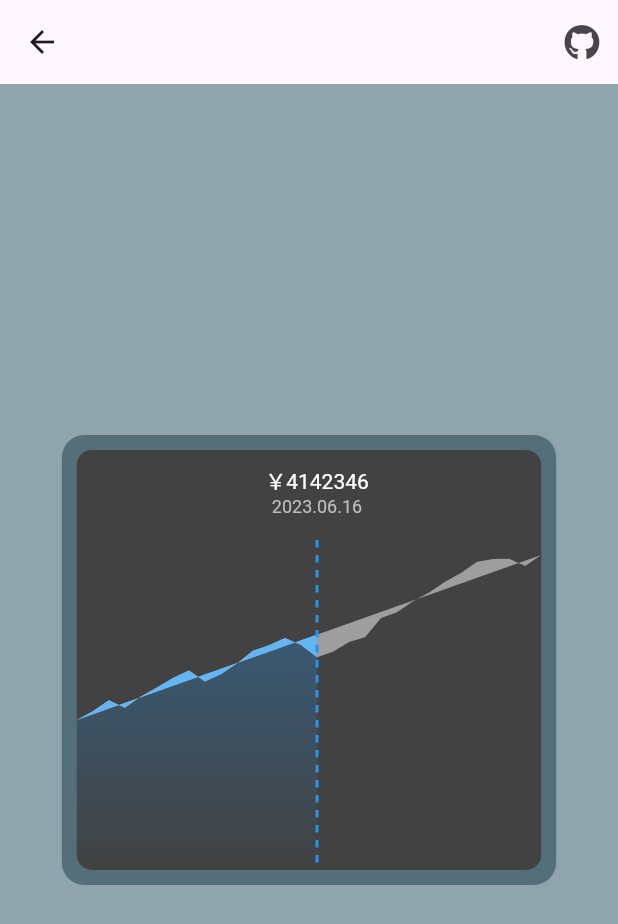
After one commit to shogoisaji/ui_playground_134, a Flutter app: the screen it shows after launch, after a tap on "m_line_chart", on a phone screen of 412 x 824 dp. The commit adds this screen. Shown: the top 924 px of the screen. Run offline on Flutter 3.47's test engine with Material 3 defaults, Android fonts, the light colour scheme and no system bars; our stand-ins replace font_awesome_flutter, go_router.

Commit message:
feat: add line chart

```diff
--- /dev/null
+++ b/lib/pages/m_line_chart/chart_data.dart
@@ -0,0 +1,12 @@
+class ChartData {
+  final DateTime date;
+  final double? value;
+  const ChartData({required this.date, this.value});
+
+  factory ChartData.fromJson(Map<String, dynamic> json) {
+    return ChartData(
+      date: DateTime.parse(json['date']),
+      value: json['value']?.toDouble(),
+    );
+  }
+}
--- /dev/null
+++ b/lib/pages/m_line_chart/chart_widget.dart
@@ -0,0 +1,234 @@
+import 'package:flutter/material.dart';
+import 'package:ui_playground_134/pages/m_line_chart/chart_data.dart';
+import 'package:ui_playground_134/strings.dart';
+
+class ChartWidget extends StatefulWidget {
+  final double width;
+  final double height;
+  final List<ChartData> data;
+  const ChartWidget({
+    super.key,
+    required this.width,
+    required this.height,
+    required this.data,
+  });
+
+  @override
+  State<ChartWidget> createState() => _ChartWidgetState();
+}
+
+class _ChartWidgetState extends State<ChartWidget> {
+  ChartData maxChartData = ChartData(date: DateTime.now(), value: 0);
+  ChartData minChartData = ChartData(date: DateTime.now(), value: 0);
+
+  int _selectedIndex = 0;
+
+  void initializeData() {
+    /// 最大値、最小値をセット
+    final nonNullData = widget.data.where((item) => item.value != null);
+    maxChartData = nonNullData
+        .reduce((max, item) => item.value! > max.value! ? item : max);
+    minChartData = nonNullData
+        .reduce((min, item) => item.value! < min.value! ? item : min);
+
+    /// indexの初期値をセット
+    _selectedIndex = widget.data.length ~/ 2;
+  }
+
+  @override
+  void initState() {
+    super.initState();
+    initializeData();
+  }
+
+  @override
+  Widget build(BuildContext context) {
+    return Container(
+      width: widget.width,
+      height: widget.height,
+      padding: const EdgeInsets.all(10),
+      decoration: BoxDecoration(
+        color: Colors.blueGrey.shade600,
+        borderRadius: BorderRadius.circular(15),
+      ),
+      child: GestureDetector(
+        onPanUpdate: (details) {
+          final oneSpan = (widget.width - 20) / widget.data.length;
+          final newIndex = (details.localPosition.dx ~/ oneSpan).clamp(
+            0,
+            widget.data.length - 1,
+          );
+          setState(() {
+            _selectedIndex = newIndex;
+          });
+        },
+        child: Container(
+          decoration: BoxDecoration(
+            color: Colors.grey.shade800,
+            borderRadius: BorderRadius.circular(10),
+          ),
+          child: CustomPaint(
+            painter: ChartPainter(
+              data: widget.data.take(150).toList(),
+              maxValue: maxChartData.value!,
+              minValue: minChartData.value!,
+              selectedIndex: _selectedIndex,
+            ),
+          ),
+        ),
+      ),
+    );
+  }
+}
+
+class ChartPainter extends CustomPainter {
+  final List<ChartData> data;
+  final double maxValue;
+  final double minValue;
+  final double underOffset;
+  final double upperOffset;
+  final int selectedIndex;
+  const ChartPainter({
+    required this.data,
+    required this.maxValue,
+    required this.minValue,
+    this.underOffset = 100.0,
+    this.upperOffset = 70.0,
+    required this.selectedIndex,
+  });
+
+  Path _createChartPath(Size size) {
+    final spanWidth = size.width / (data.length - 1);
+    final path = Path();
+    for (int i = 0; i < data.length; i++) {
+      final x = spanWidth * i;
+      final y = size.height -
+          (size.height - underOffset - upperOffset) *
+              (data[i].value! - minValue) /
+              (maxValue - minValue) -
+          underOffset;
+      if (i == 0) {
+        path.moveTo(x, y);
+      } else {
+        path.lineTo(x, y);
+      }
+    }
+    return path;
+  }
+
+  void _paintChart(Canvas canvas, Size size, Path chartPath, double maskWidth) {
+    final paint = Paint();
+    paint.color = Colors.blue.shade300;
+    paint.strokeWidth = 2;
+    final basePaint = Paint();
+    basePaint.color = Colors.grey;
+    basePaint.strokeWidth = 2;
+    canvas.drawPath(chartPath, basePaint);
+
+    final maskPath = Path()
+      ..addRect(Rect.fromLTWH(0, 0, maskWidth, size.height));
+    canvas.save();
+    canvas.clipPath(maskPath);
+    canvas.drawPath(chartPath, paint);
+    canvas.restore();
+  }
+
+  void _paintChartFill(
+      Canvas canvas, Size size, Path chartPath, double maskWidth) {
+    final chartFillPath = Path.from(chartPath); // Path.fromでpathをコピー
+    chartFillPath.lineTo(size.width, size.height);
+    chartFillPath.lineTo(0, size.height);
+    chartFillPath.close();
+
+    final gradient = LinearGradient(
+      begin: Alignment.topCenter,
+      end: Alignment.bottomCenter,
+      colors: [
+        Colors.blue.withOpacity(0.5),
+        Colors.blue.withOpacity(0.0),
+      ],
+    );
+    final fillPaint = Paint()
+      ..shader =
+          gradient.createShader(Rect.fromLTWH(0, 0, size.width, size.height))
+      ..style = PaintingStyle.fill;
+
+    final maskPath = Path()
+      ..addRect(Rect.fromLTWH(0, 0, maskWidth, size.height));
+    canvas.save();
+    canvas.clipPath(maskPath);
+    canvas.drawPath(chartFillPath, fillPaint);
+    canvas.restore();
+  }
+
+  void _paintPartition(
+      Canvas canvas, Size size, Path chartPath, double partitionPositionX) {
+    final partitionPaint = Paint()
+      ..color = Colors.blue
+      ..strokeWidth = 2
+      ..style = PaintingStyle.stroke;
+
+    // 点線を描画
+    const dashWidth = 5;
+    const dashSpace = 5;
+    double startY = 60;
+    while (startY < size.height) {
+      canvas.drawLine(
+        Offset(partitionPositionX, startY),
+        Offset(partitionPositionX, startY + dashWidth),
+        partitionPaint,
+      );
+      startY += dashWidth + dashSpace;
+    }
+  }
+
+  void _paintText(Canvas canvas, Size size, double partitionPositionX) {
+    final textPainter = TextPainter(
+      text: TextSpan(
+        children: [
+          TextSpan(
+            text: '￥${(data[selectedIndex].value ?? 0).toStringAsFixed(0)}\n',
+            style: const TextStyle(color: Colors.white, fontSize: 14),
+          ),
+          TextSpan(
+            text: data[selectedIndex].date.toIso8601String().toYMDString(),
+            style: TextStyle(color: Colors.grey.shade400, fontSize: 12),
+          ),
+        ],
+      ),
+      textDirection: TextDirection.ltr,
+      textAlign: TextAlign.center,
+    );
+    textPainter.layout();
+    final position = partitionPositionX - textPainter.width / 2;
+    const double textPadding = 10.0;
+
+    final double textPositionX = position < textPadding
+        ? textPadding
+        : position > size.width - textPainter.width - textPadding
+            ? size.width - textPainter.width - textPadding
+            : position;
+
+    textPainter.paint(canvas, Offset(textPositionX, 10));
+  }
+
+  @override
+  void paint(Canvas canvas, Size size) {
+    final partitionPositionX = selectedIndex * size.width / (data.length - 1);
+    if (size.height <= (underOffset + upperOffset)) {
+      throw Exception('高さはunderOffset + upperOffsetより大きくなければなりません');
+    }
+
+    final chartPath = _createChartPath(size);
+
+    _paintChartFill(canvas, size, chartPath, partitionPositionX);
+    _paintChart(canvas, size, chartPath, partitionPositionX);
+    _paintPartition(canvas, size, chartPath, partitionPositionX);
+    _paintText(canvas, size, partitionPositionX);
+  }
+
+  @override
+  bool shouldRepaint(CustomPainter oldDelegate) {
+    return true;
+  }
+}
--- /dev/null
+++ b/lib/pages/m_line_chart/m_line_chart_example.dart
@@ -0,0 +1,70 @@
+import 'dart:convert';
+
+import 'package:flutter/material.dart';
+import 'package:flutter/services.dart' show rootBundle;
+import 'package:font_awesome_flutter/font_awesome_flutter.dart';
+import 'package:ui_playground_134/pages/m_line_chart/chart_data.dart';
+import 'package:ui_playground_134/pages/m_line_chart/chart_widget.dart';
+import 'package:ui_playground_134/utils/github_link.dart';
+
+class MLineChartExample extends StatefulWidget {
+  final String githubUrl;
+  const MLineChartExample({super.key, required this.githubUrl});
+
+  @override
+  State<MLineChartExample> createState() => _MLineChartExampleState();
+}
+
+class _MLineChartExampleState extends State<MLineChartExample> {
+  static const maxWidth = 700.0;
+
+  Future<List<ChartData>> fetchChartData() async {
+    try {
+      final jsonString =
+          await rootBundle.loadString('lib/pages/m_line_chart/data.json');
+      final jsonData = json.decode(jsonString) as List;
+      return jsonData.map((item) => ChartData.fromJson(item)).toList();
+    } catch (e) {
+      print('エラー: $e');
+      rethrow;
+    }
+  }
+
+  @override
+  Widget build(BuildContext context) {
+    final w = MediaQuery.sizeOf(context).width;
+    return Scaffold(
+      backgroundColor: Colors.blueGrey.shade300,
+      appBar: AppBar(
+        actions: [
+          IconButton(
+              icon: const FaIcon(FontAwesomeIcons.github),
+              padding: const EdgeInsets.symmetric(horizontal: 12),
+              onPressed: () async {
+                await GithubLink.openGithubLink(widget.githubUrl);
+              })
+        ],
+      ),
+      body: Center(
+        child: FutureBuilder<List<ChartData>>(
+          future: fetchChartData(),
+          builder: (context, snapshot) {
+            if (snapshot.hasData) {
+              return _buildChart(w, snapshot.data!);
+            } else {
+              return const Center(child: CircularProgressIndicator());
+            }
+          },
+        ),
+      ),
+    );
+  }
+
+  Widget _buildChart(double w, List<ChartData> data) {
+    return ChartWidget(
+      width: (w * 0.8).clamp(0, maxWidth),
+      height: 300,
+      data: data,
+    );
+  }
+}
--- a/lib/routes/router.dart
+++ b/lib/routes/router.dart
@@ -5,12 +5,22 @@ import 'package:ui_playground_134/pages/follow_path/follow_path_example.dart';
 import 'package:ui_playground_134/pages/home_page.dart';
 import 'package:ui_playground_134/pages/level_gauge/level_gauge_example.dart';
 import 'package:ui_playground_134/pages/custom_modal/custom_modal_example.dart';
+import 'package:ui_playground_134/pages/m_line_chart/m_line_chart_example.dart';
 import 'package:ui_playground_134/pages/particle_hole/particle_hole_example.dart';
 
 import 'package:ui_playground_134/pages/stripe_animation/stripe_animation_example.dart';
 
 // 新しいpageを追加する場合は、pagesリストにMapを追加する
 List<Map<String, dynamic>> pages = [
+  {
+    'name': 'm_line_chart',
+    'page': const MLineChartExample(
+      githubUrl:
+          'https://github.com/shogoisaji/ui_playground_134/blob/main/lib/pages/m_line_chart/m_line_chart_example.dart',
+    ),
+    'date': DateTime(2024, 6, 28),
+    'thumbnail': 'm_line_chart.gif',
+  },
   {
     'name': 'custom_modal',
     'page': const CustomModalExample(
--- a/pubspec.yaml
+++ b/pubspec.yaml
@@ -27,3 +27,4 @@ flutter:
     - assets/images/
     - assets/gif/
     - assets/thumbnails/
+    - lib/pages/m_line_chart/data.json
```
Also changed, not shown: lib/pages/m_line_chart/data.json (added, +122 -0 lines), assets/thumbnails/m_line_chart.gif (added), 1 other file.
